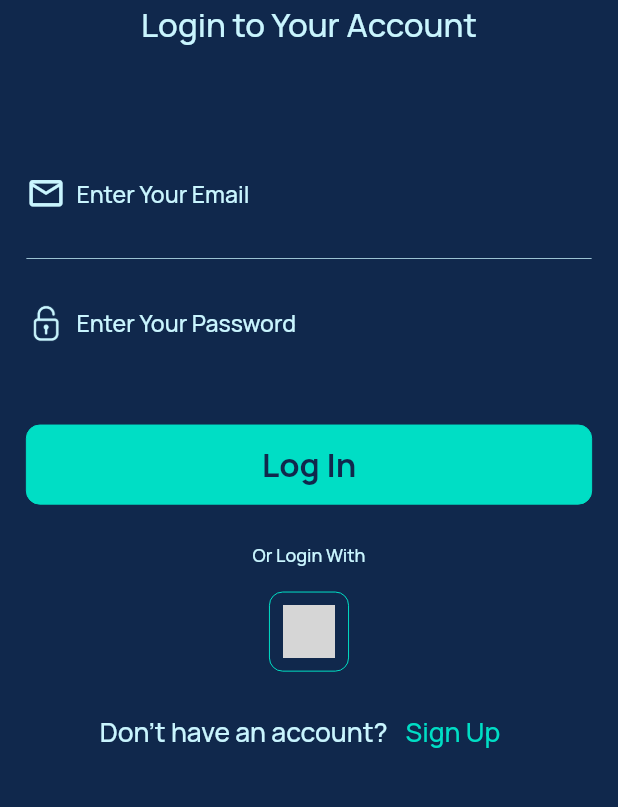
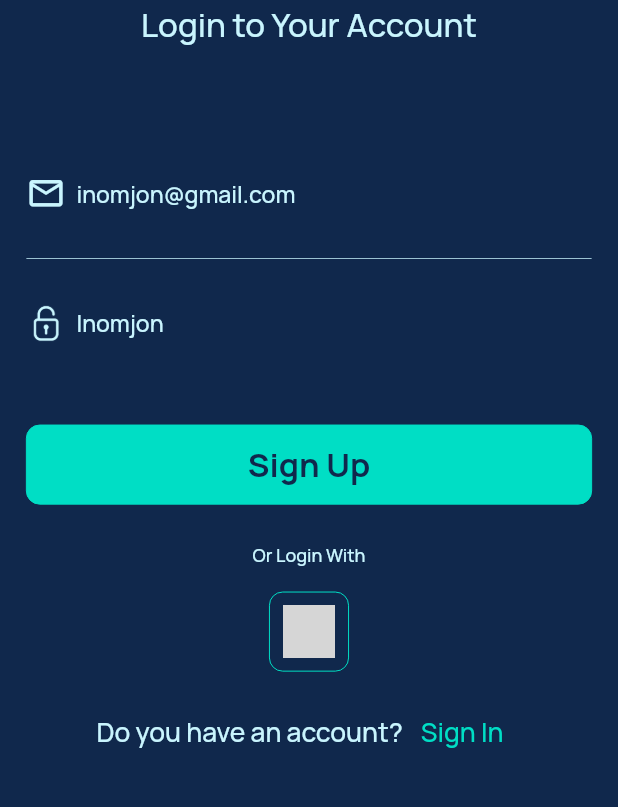
Before and after one commit to muxtorovinomjon0227/WeatherScience, a Flutter app: the AuthView screen opened by its route, after a tap on "Sign Up", on a phone screen of 412 x 824 dp, the part 396-1203 px from its top. Run offline on Flutter 3.47's test engine with Material 3 defaults, Android fonts, the phone set to English and light mode, and no system bars; our stand-ins replace auto_route, cached_network_image, connectivity_plus, dartz, dio, easy_localization and 16 more; accounts and stored records are empty; grey boxes are pictures that could not be loaded.

Commit message:
With GoogleAuth worked

```diff
--- a/assets/translations/en.json
+++ b/assets/translations/en.json
@@ -11,7 +11,9 @@
     "inputPassword" : "Enter Your Password",
     "authWith" : "Or Login With",
     "notAccount" : "Don't have an account?",
-    "signUp" : "Sign Up"
+    "haveAccount" : "Do you have an account?",
+    "signUp" : "Sign Up",
+    "signIn" : "Sign In"
   },
 
   "rootView": {
--- a/assets/translations/ru.json
+++ b/assets/translations/ru.json
@@ -11,7 +11,9 @@
     "inputPassword" : "Enter Your Password",
     "authWith" : "Or Login With",
     "notAccount" : "Don't have an account?",
-    "signUp" : "Sign Up"
+    "haveAccount" : "Do you have an account?",
+    "signUp" : "Sign Up",
+    "signIn" : "Sign In"
   },
 
   "rootView": {
--- a/assets/translations/uz.json
+++ b/assets/translations/uz.json
@@ -11,7 +11,9 @@
     "inputPassword" : "Enter Your Password",
     "authWith" : "Or Login With",
     "notAccount" : "Don't have an account?",
-    "signUp" : "Sign Up"
+    "haveAccount" : "Do you have an account?",
+    "signUp" : "Sign Up",
+    "signIn" : "Sign In"
   },
 
   "rootView": {
--- a/lib/src/core/http/error_handler.dart
+++ b/lib/src/core/http/error_handler.dart
@@ -141,7 +141,7 @@ class ResponseMessage {
   static const String SEND_TIMEOUT = NetworkMessages.strTimeoutError;
   static const String CACHE_ERROR = NetworkMessages.strCacheError;
   static const String NO_INTERNET_CONNECTION = NetworkMessages.strNoInternetError;
-  static const String DEFAULT = NetworkMessages.strDefaultError;
+  static const String DEFAULT = NetworkMessages.strUnauthorizedError;
 }
 
 class ApiInternalStatus {
--- a/lib/src/core/utils/app_utils.dart
+++ b/lib/src/core/utils/app_utils.dart
@@ -1,8 +1,8 @@
-import 'package:firebase_auth/firebase_auth.dart';
+import '../../features/auth/data/models/remote/user/user_model.dart';
 
 class AppUtils {
   AppUtils._();
   static bool isTable = false;
   static bool blueTheme = false;
-  static late User user;
+  static late UserModel user;
 }
--- /dev/null
+++ b/lib/src/features/auth/data/models/remote/user/user_model.dart
@@ -0,0 +1,15 @@
+import 'package:freezed_annotation/freezed_annotation.dart';
+part 'user_model.freezed.dart';
+part 'user_model.g.dart';
+
+@freezed
+class UserModel with _$UserModel {
+  factory UserModel({
+     String? userName,
+     String? email,
+     String? imageUrl,
+  }) = _UserModel;
+
+  factory UserModel.fromJson(Map<String, dynamic> json) =>
+      _$UserModelFromJson(json);
+}
--- a/lib/src/features/auth/presentation/bloc/auth_event.dart
+++ b/lib/src/features/auth/presentation/bloc/auth_event.dart
@@ -17,4 +17,18 @@ class LoginEmailPassEvent extends AuthEvent {
   const LoginEmailPassEvent({required this.email, required this.pass, required this.context,});
 }
 
+class SignUpEmailPassEvent extends AuthEvent {
+  final BuildContext context;
+  final String email;
+  final String pass;
+  const SignUpEmailPassEvent({required this.email, required this.pass, required this.context});
+}
+
+class SignUpOrSignInEvent extends AuthEvent {
+  final bool isNoRegister;
+  const SignUpOrSignInEvent({required this.isNoRegister});
+  @override
+  List<Object> get props => [isNoRegister];
+}
+
 class LogOutEvent extends AuthEvent {}
--- a/lib/src/features/auth/presentation/bloc/auth_state.dart
+++ b/lib/src/features/auth/presentation/bloc/auth_state.dart
@@ -7,11 +7,17 @@ abstract class AuthState extends Equatable {
 
 class LoginState extends AuthState {
   LoginState({required this.user});
-  final User user;
+  final UserModel user;
   @override
   List<Object> get props => [user];
 }
 
+class NoRegisterState extends AuthState {
+  final bool isNoRegister;
+  NoRegisterState({required this.isNoRegister});
+  @override
+  List<Object> get props => [isNoRegister];
+}
 class LogoOutState extends AuthState {}
 
 class ExceptionState extends AuthState {
--- a/lib/src/features/auth/presentation/views/auth_view.dart
+++ b/lib/src/features/auth/presentation/views/auth_view.dart
@@ -1,15 +1,18 @@
 import 'package:auto_route/auto_route.dart';
 import 'package:easy_localization/easy_localization.dart';
 import 'package:flutter/cupertino.dart';
+import 'package:flutter_bloc/flutter_bloc.dart';
 import 'package:flutter_screenutil/flutter_screenutil.dart';
 import 'package:weather_science/src/core/utils/dialogs.dart';
+import 'package:weather_science/src/core/utils/pop_up_modal.dart';
 import 'package:weather_science/src/core/widgets/common_text.dart';
 import '../../../../core/di/di.dart';
 import '../bloc/auth_bloc.dart';
 import '../widgets/inputs_area.dart';
 import '../widgets/login_button.dart';
 import '../widgets/google_button.dart';
-import '../widgets/register.dart';
+import '../widgets/signin_or_signup.dart';
+import '../widgets/signup_button.dart';
 import '../widgets/welcome.dart';
 
 @RoutePage()
@@ -22,11 +25,13 @@ class AuthView extends StatefulWidget {
 
 class _AuthViewState extends State<AuthView> {
   final _formKey = GlobalKey<FormState>();
-  final _emailController = TextEditingController();
-  final _passwordController = TextEditingController();
+  final _emailController = TextEditingController(text: "inomjon@gmail.com");
+  final _passwordController = TextEditingController(text: "Inomjon");
 
   final FocusNode _loginFocusNode = FocusNode();
   final FocusNode _passwordFocusNode = FocusNode();
+
+  late bool _isNoRegister = false;
 
   @override
   void dispose() {
@@ -39,6 +44,11 @@ class _AuthViewState extends State<AuthView> {
 
   @override
   Widget build(BuildContext context) {
+    return BlocBuilder<AuthBloc, AuthState>(
+      builder: (context, state) {
+        if (state is NoRegisterState) {
+          _isNoRegister = state.isNoRegister;
+        }
         return GestureDetector(
           onTap: () {
             _loginFocusNode.unfocus();
@@ -60,24 +70,42 @@ class _AuthViewState extends State<AuthView> {
                         loginFocusNode: _loginFocusNode,
                         passwordFocusNode: _passwordFocusNode),
                     SizedBox(height: 32.h),
-                LoginButton(onLogin: _onLogin),
+                   _isNoRegister
+                       ? SignUpButton(signUp: _signUp)
+                       : LoginButton(onLogin: _onLogin),
                     SizedBox(height: 24.h),
                     CommText(text: 'authView.authWith'.tr()),
                     SizedBox(height: 16.h),
                     GoogleButton(onRegister: _onLoginWithGoogle),
                     SizedBox(height: 16.h),
-                Register(onPressed: () {  },),
+                    SignUpOrSignIn(isNoRegister: _isNoRegister),
                   ],
                 ),
               ),
             ),
           ),
         );
+      },
+    );
   }
 
   Future<void> _onLogin() async {
     if (_formKey.currentState!.validate()) {
-      di<AuthBloc>().add(LoginEmailPassEvent(context: context, email: _emailController.text, pass: _passwordController.text));
+      DialogUtils.showLoading(context);
+      di<AuthBloc>().add(LoginEmailPassEvent(
+          context: context,
+          email: _emailController.text,
+          pass: _passwordController.text));
+    }
+  }
+
+  Future<void> _signUp() async {
+    if (_formKey.currentState!.validate()) {
+      DialogUtils.showLoading(context);
+      di<AuthBloc>().add(SignUpEmailPassEvent(
+          context: context,
+          email: _emailController.text,
+          pass: _passwordController.text));
     }
   }
 
--- a/lib/src/features/auth/presentation/widgets/register.dart
+++ /dev/null
@@ -1,21 +0,0 @@
-import 'package:easy_localization/easy_localization.dart';
-import 'package:flutter/material.dart';
-import 'package:flutter_screenutil/flutter_screenutil.dart';
-import 'package:weather_science/src/core/consts/colors/app_colors.dart';
-import '../../../../core/widgets/common_text.dart';
-
-class Register extends StatelessWidget {
-  final VoidCallback onPressed;
-  const Register({super.key, required this.onPressed});
-
-  @override
-  Widget build(BuildContext context) {
-    return Row(
-      mainAxisAlignment: MainAxisAlignment.center,
-      children: [
-        CommText(text: 'authView.notAccount'.tr(),fontSize: 16.sp),
-        TextButton(onPressed: onPressed, child: CommText(text: 'authView.signUp'.tr(),fontSize: 16.sp,textColor: AppColors.buttonColor))
-      ],
-    );
-  }
-}
--- /dev/null
+++ b/lib/src/features/auth/presentation/widgets/signin_or_signup.dart
@@ -0,0 +1,38 @@
+import 'package:easy_localization/easy_localization.dart';
+import 'package:flutter/material.dart';
+import 'package:flutter_screenutil/flutter_screenutil.dart';
+import 'package:weather_science/src/core/consts/colors/app_colors.dart';
+import 'package:weather_science/src/core/di/di.dart';
+import 'package:weather_science/src/features/auth/presentation/bloc/auth_bloc.dart';
+import '../../../../core/widgets/common_text.dart';
+
+class SignUpOrSignIn extends StatelessWidget {
+  final bool isNoRegister;
+  const SignUpOrSignIn({super.key, required this.isNoRegister});
+
+  @override
+  Widget build(BuildContext context) {
+    return Row(
+      mainAxisAlignment: MainAxisAlignment.center,
+      children: [
+        CommText(
+            text: !isNoRegister
+                ? 'authView.notAccount'.tr()
+                : 'authView.haveAccount'.tr(),
+            fontSize: 16.sp),
+        TextButton(
+            onPressed: _sigInOrSignUp,
+            child: CommText(
+                text: !isNoRegister
+                    ? 'authView.signUp'.tr()
+                    : 'authView.signIn'.tr(),
+                fontSize: 16.sp,
+                textColor: AppColors.buttonColor))
+      ],
+    );
+  }
+
+  void _sigInOrSignUp() {
+    di<AuthBloc>().add(SignUpOrSignInEvent(isNoRegister: !isNoRegister));
+  }
+}
--- /dev/null
+++ b/lib/src/features/auth/presentation/widgets/signup_button.dart
@@ -0,0 +1,30 @@
+import 'package:flutter/cupertino.dart';
+import 'package:flutter_screenutil/flutter_screenutil.dart';
+import 'package:weather_science/src/core/consts/colors/app_colors.dart';
+import 'package:weather_science/src/core/extensions/widget_ext.dart';
+import 'package:weather_science/src/core/widgets/common_outlined.dart';
+import 'package:weather_science/src/core/widgets/common_text.dart';
+
+class SignUpButton extends StatelessWidget {
+  const SignUpButton({
+    required this.signUp,
+    super.key,
+  });
+  final Future<void> Function() signUp;
+  @override
+  Widget build(BuildContext context) {
+    return AppButton(
+      onPressed: signUp,
+      width: double.infinity,
+      height: 48.sp,
+      child: Center(
+        child: CommText(
+            text: "Sign Up",
+          fontWeight: FontWeight.bold,
+          fontSize: 20.sp,
+          textColor: AppColors.appBakColor,
+        ),
+      )
+    ).paddingSymmetric(horizontal: 16.sp);
+  }
+}
--- a/lib/src/features/draver/presentation/widgets/user_info.dart
+++ b/lib/src/features/draver/presentation/widgets/user_info.dart
@@ -25,7 +25,7 @@ class UserIfo extends StatelessWidget {
           SizedBox(height: 40.sp),
           _avatar(),
           SizedBox(height: 16.sp),
-          CommText(text: AppUtils.user.displayName ?? "", fontSize: 16.sp),
+          CommText(text: AppUtils.user.userName ?? "", fontSize: 16.sp),
           CommText(text: AppUtils.user.email ?? ""),
           SizedBox(height: 16.sp),
         ],
@@ -38,7 +38,7 @@ class UserIfo extends StatelessWidget {
       child: CachedNetworkImage(
         width: 100,
         height: 100,
-        imageUrl: AppUtils.user.photoURL ?? "",
+        imageUrl: AppUtils.user.imageUrl ?? "",
         fit: BoxFit.fill,
         placeholder: (context, url) => buttonLoaderColor,
         errorWidget: (context, url, error) => CircleAvatar(
```
Also changed, not shown: lib/src/core/utils/pop_up_modal.dart (+18 -18 lines), lib/src/features/auth/data/repositories/auth_repository_impl.dart (+34 -36 lines), lib/src/features/auth/domain/repositories/auth_repository.dart (+4 -4 lines), lib/src/features/auth/presentation/bloc/auth_bloc.dart (+30 -8 lines), lib/src/features/auth/data/models/remote/user/user_model.freezed.dart (added), lib/src/features/auth/data/models/remote/user/user_model.g.dart (added). Lines whose indentation alone changed are shown as unchanged.
